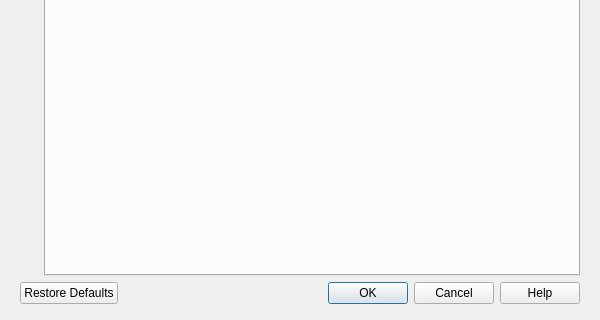
The window that src/ui/preferences.ui (horse-3903/AirDeck-PC) describes before a commit, drawn with Qt 5; both pictures show x 0 to 600 and y 228 to 548 of the 600 by 548 pixel window.
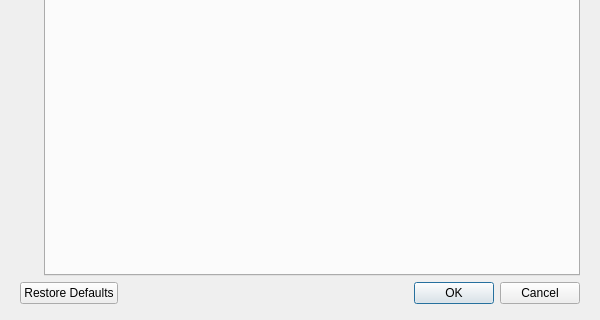
The same window after the commit. Custom widgets are drawn as their Qt base class.

Commit message: PC UX review: server dashboard, constrained layouts, preferences footer, profile dialog

```diff
--- a/src/ui/preferences.ui
+++ b/src/ui/preferences.ui
@@ -1119,7 +1119,7 @@
    <item>
     <widget class="QDialogButtonBox" name="buttonBox">
      <property name="standardButtons">
-      <set>QDialogButtonBox::StandardButton::Cancel|QDialogButtonBox::StandardButton::Help|QDialogButtonBox::StandardButton::Ok|QDialogButtonBox::StandardButton::RestoreDefaults</set>
+      <set>QDialogButtonBox::StandardButton::Cancel|QDialogButtonBox::StandardButton::Ok|QDialogButtonBox::StandardButton::RestoreDefaults</set>
      </property>
     </widget>
    </item>
```
The commit also changes 6 other files.
